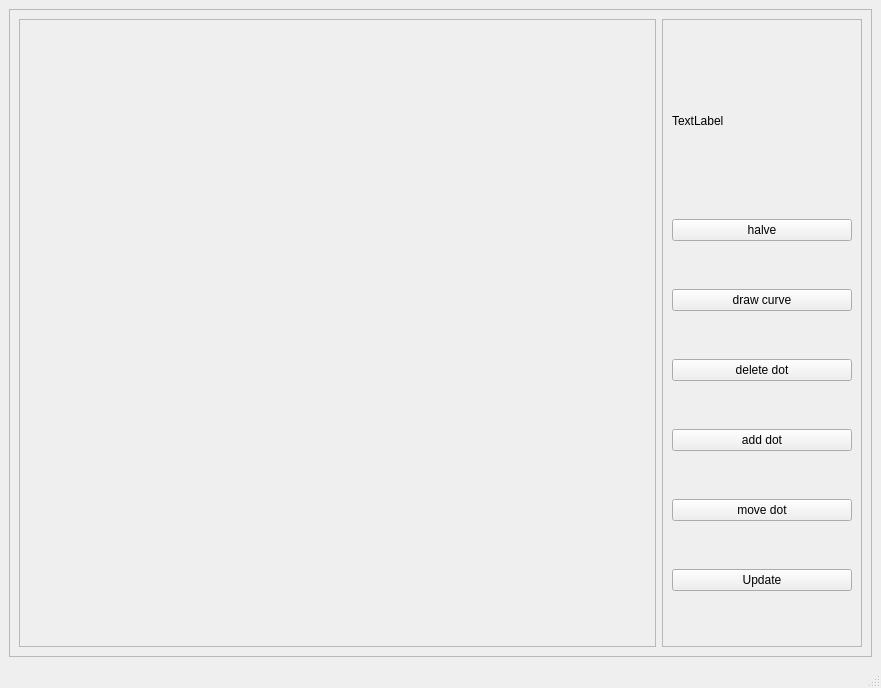
Qt form ui/main.ui (CheckListHW/InputData) before a commit.
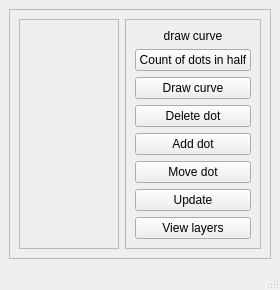
The same form after that commit.

Commit message: add function showing another layers

The edit to the form file:
```diff
--- a/ui/main.ui
+++ b/ui/main.ui
@@ -6,8 +6,8 @@
    <rect>
     <x>0</x>
     <y>0</y>
-    <width>881</width>
-    <height>688</height>
+    <width>885</width>
+    <height>0</height>
    </rect>
   </property>
   <property name="windowTitle">
@@ -76,42 +76,45 @@
              </size>
             </property>
             <property name="text">
-             <string>TextLabel</string>
+             <string>draw curve</string>
+            </property>
+            <property name="alignment">
+             <set>Qt::AlignCenter</set>
             </property>
            </widget>
           </item>
           <item>
            <widget class="QPushButton" name="halve">
             <property name="text">
-             <string>halve</string>
+             <string>Count of dots in half</string>
             </property>
            </widget>
           </item>
           <item>
            <widget class="QPushButton" name="drawCurve">
             <property name="text">
-             <string>draw curve</string>
+             <string>Draw curve</string>
             </property>
            </widget>
           </item>
           <item>
            <widget class="QPushButton" name="deleteDot">
             <property name="text">
-             <string>delete dot</string>
+             <string>Delete dot</string>
             </property>
            </widget>
           </item>
           <item>
            <widget class="QPushButton" name="addDot">
             <property name="text">
-             <string>add dot</string>
+             <string>Add dot</string>
             </property>
            </widget>
           </item>
           <item>
            <widget class="QPushButton" name="moveDot">
             <property name="text">
-             <string>move dot</string>
+             <string>Move dot</string>
             </property>
            </widget>
           </item>
@@ -128,6 +131,13 @@
             </property>
            </widget>
           </item>
+          <item>
+           <widget class="QPushButton" name="view_layers">
+            <property name="text">
+             <string>View layers</string>
+            </property>
+           </widget>
+          </item>
          </layout>
         </widget>
        </item>
```
Left out of the diff: 2 changed lines with no effect on the pictures. The commit also changes 7 other files.
